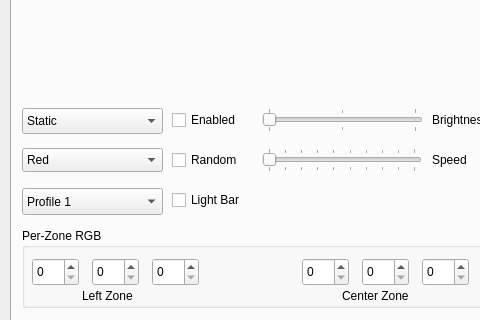
This is src/mainwindow.ui in tangalbert919/AeroControlCenter as Qt 5 draws it before an edit; both pictures show x 0 to 480 and y 178 to 498 of the 800 by 594 pixel window. The edited form follows.
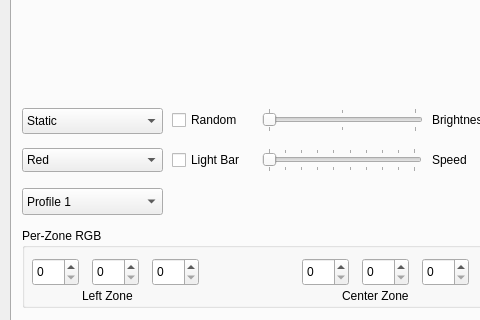
This is the edited form. The open tabs and pages were chosen to show the change.

Commit message:
MainWindow: Drop "enabled" checkbox
This isn't used anywhere in the code, and Gigabyte itself does not
even have such an option in their control center anyway.

```diff
--- a/src/mainwindow.ui
+++ b/src/mainwindow.ui
@@ -432,24 +432,11 @@
        </property>
       </item>
      </widget>
-     <widget class="QCheckBox" name="rgbEnabled">
-      <property name="geometry">
-       <rect>
-        <x>160</x>
-        <y>260</y>
-        <width>84</width>
-        <height>24</height>
-       </rect>
-      </property>
-      <property name="text">
-       <string>Enabled</string>
-      </property>
-     </widget>
      <widget class="QCheckBox" name="rgbRandom">
       <property name="geometry">
        <rect>
         <x>160</x>
-        <y>300</y>
+        <y>260</y>
         <width>84</width>
         <height>24</height>
        </rect>
@@ -648,8 +635,8 @@
       <property name="geometry">
        <rect>
         <x>160</x>
-        <y>340</y>
-        <width>96</width>
+        <y>300</y>
+        <width>91</width>
         <height>24</height>
        </rect>
       </property>
```
